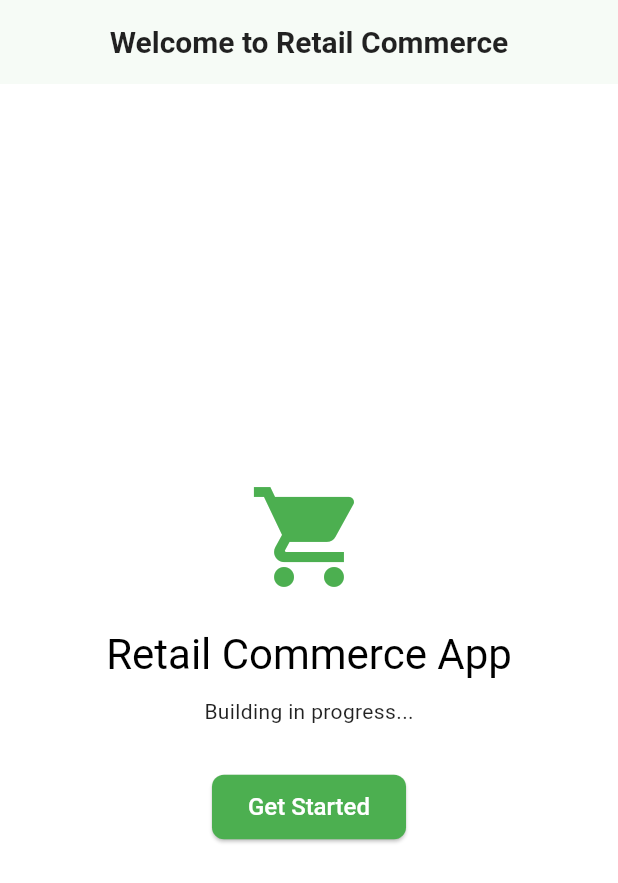
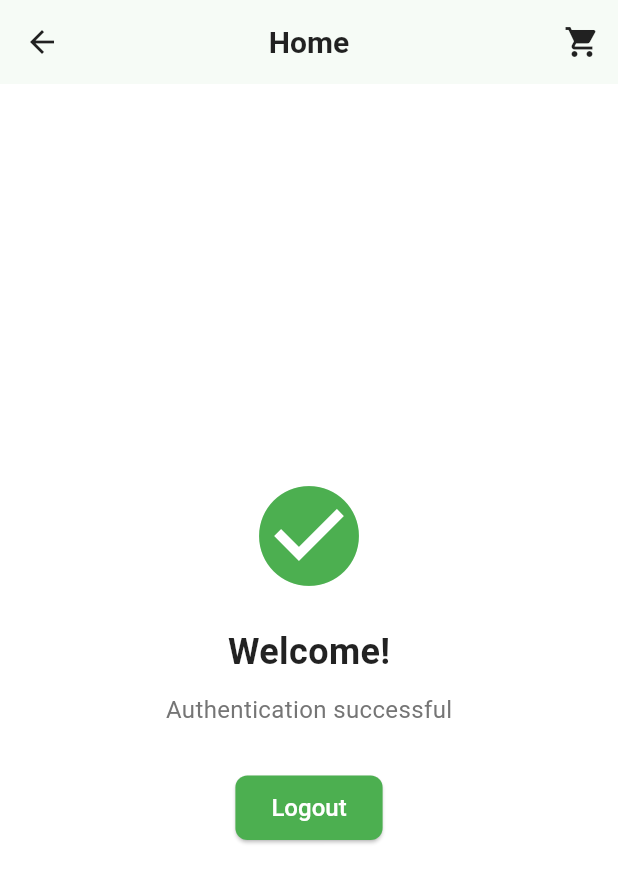
Before and after one commit to Dre810/retail-commerce-app, a Flutter app: the HomeScreen screen opened directly, on a phone screen of 412 x 824 dp. Shown: the top 883 px of the screen. Run offline on Flutter 3.47's test engine with Material 3 defaults, Android fonts, the phone set to English and light mode, and no system bars.

Commit message:
routing in main.dart

```diff
--- a/lib/main.dart
+++ b/lib/main.dart
@@ -1,5 +1,8 @@
 import 'package:flutter/material.dart';
 import 'constants/app_themes.dart';
+import 'screens/splash_screen.dart';
+import 'screens/auth/login_screen.dart';
+import 'screens/auth/register_screen.dart';
 
 void main() {
   runApp(const MyApp());
@@ -16,11 +19,19 @@ class MyApp extends StatelessWidget {
       darkTheme: AppThemes.darkTheme,
       themeMode: ThemeMode.system,
       debugShowCheckedModeBanner: false,
-      home: const HomeScreen(),
+      initialRoute: '/',
+      routes: {
+        '/': (context) => const SplashScreen(),
+        '/login': (context) => const LoginScreen(),
+        '/register': (context) => const RegisterScreen(),
+        '/auth_check': (context) => const LoginScreen(), // For now, go to login
+        '/home': (context) => const HomeScreen(), // We'll create this next
+      },
     );
   }
 }
 
+// Temporary Home Screen
 class HomeScreen extends StatelessWidget {
   const HomeScreen({super.key});
 
@@ -28,31 +39,39 @@ class HomeScreen extends StatelessWidget {
   Widget build(BuildContext context) {
     return Scaffold(
       appBar: AppBar(
-        title: const Text('Welcome to Retail Commerce'),
+        title: const Text('Home'),
+        actions: [
+          IconButton(
+            icon: const Icon(Icons.shopping_cart),
+            onPressed: () {},
+          ),
+        ],
       ),
       body: Center(
         child: Column(
           mainAxisAlignment: MainAxisAlignment.center,
           children: [
-            const Icon(
-              Icons.shopping_cart,
-              size: 80,
-              color: Colors.green,
-            ),
+            const Icon(Icons.check_circle, size: 80, color: Colors.green),
             const SizedBox(height: 20),
-            Text(
-              'Retail Commerce App',
-              style: Theme.of(context).textTheme.headlineMedium,
+            const Text(
+              'Welcome!',
+              style: TextStyle(fontSize: 24, fontWeight: FontWeight.bold),
             ),
             const SizedBox(height: 10),
             Text(
-              'Building in progress...',
-              style: Theme.of(context).textTheme.bodyMedium,
+              'Authentication successful',
+              style: TextStyle(
+                fontSize: 16,
+                color: Colors.grey[600],
+              ),
             ),
             const SizedBox(height: 30),
             ElevatedButton(
-              onPressed: () {},
-              child: const Text('Get Started'),
+              onPressed: () {
+                // Navigate back to login
+                Navigator.pushReplacementNamed(context, '/login');
+              },
+              child: const Text('Logout'),
             ),
           ],
         ),
```
